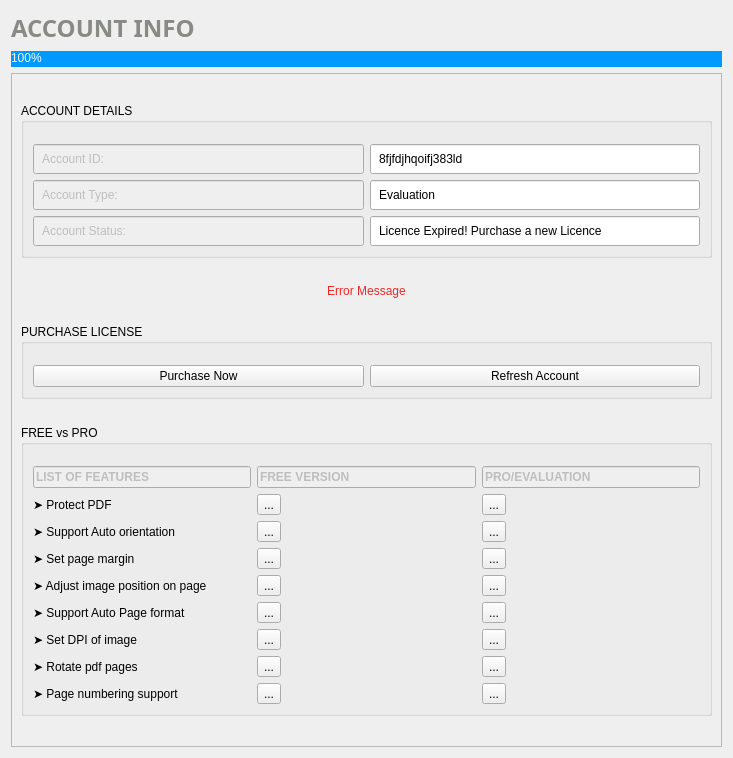
Qt form src/account.ui (rishabh3354/JPG2PDF) before a commit.
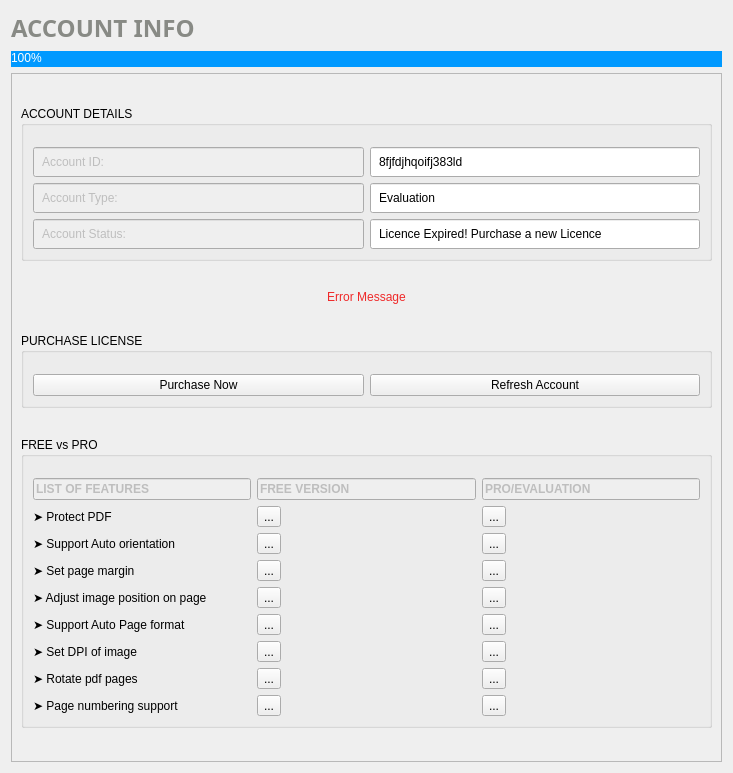
The same form after that commit. Icons and pictures are not drawn.

```diff
--- a/src/account.ui
+++ b/src/account.ui
@@ -7,7 +7,7 @@
     <x>0</x>
     <y>0</y>
     <width>733</width>
-    <height>758</height>
+    <height>773</height>
    </rect>
   </property>
   <property name="windowTitle">
```
